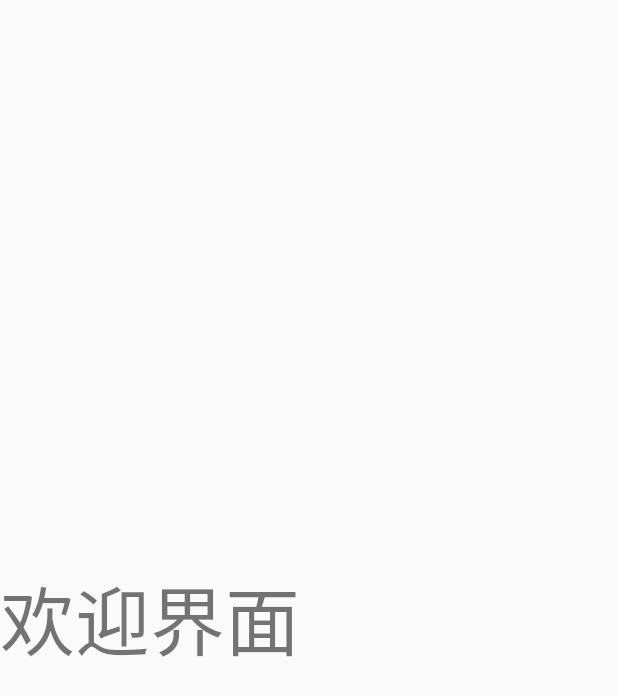
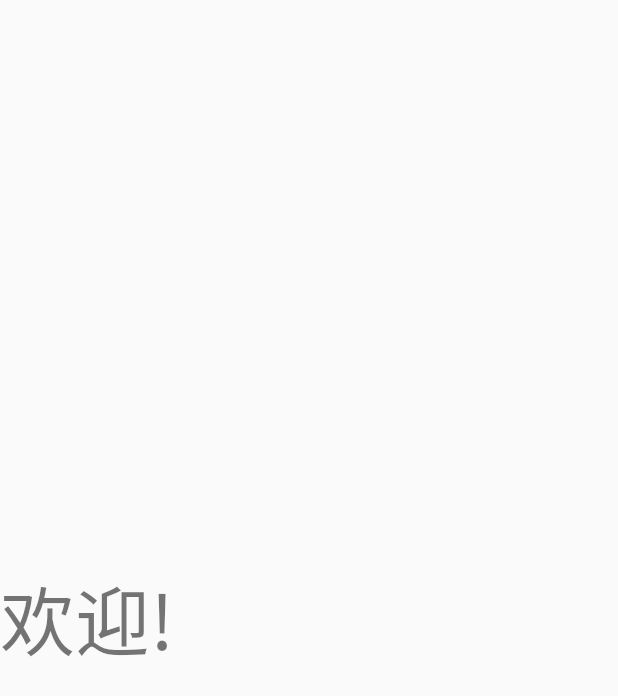
Before and after one commit to Flymetwothemoon/timeSchedule, an Android app: the MainActivity screen opened directly, with no data from a screen before it, on a phone screen of 412 x 824 dp. Shown: the top 696 px of the screen. Run offline under Robolectric (Android 15) with nearby library versions, the phone set to English and light mode, and no system bars; libraries missing offline, so code that uses them is left out: com.alibaba.android; 2 statements that could not run were skipped.

Commit message:
第2天第一次提交

```diff
--- a/app/src/main/res/layout/activity_main.xml
+++ b/app/src/main/res/layout/activity_main.xml
@@ -9,7 +9,7 @@
     <TextView
         android:layout_width="match_parent"
         android:layout_height="wrap_content"
-        android:text="欢迎界面"
+        android:text="欢迎!"
         android:textSize="50dp"
         app:layout_constraintBottom_toBottomOf="parent"
         app:layout_constraintEnd_toEndOf="parent"
```
